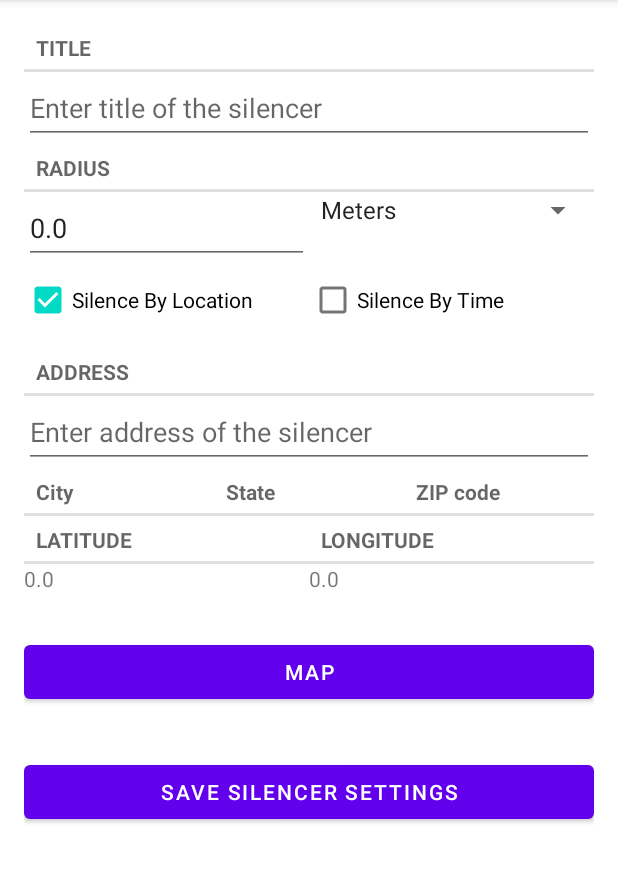
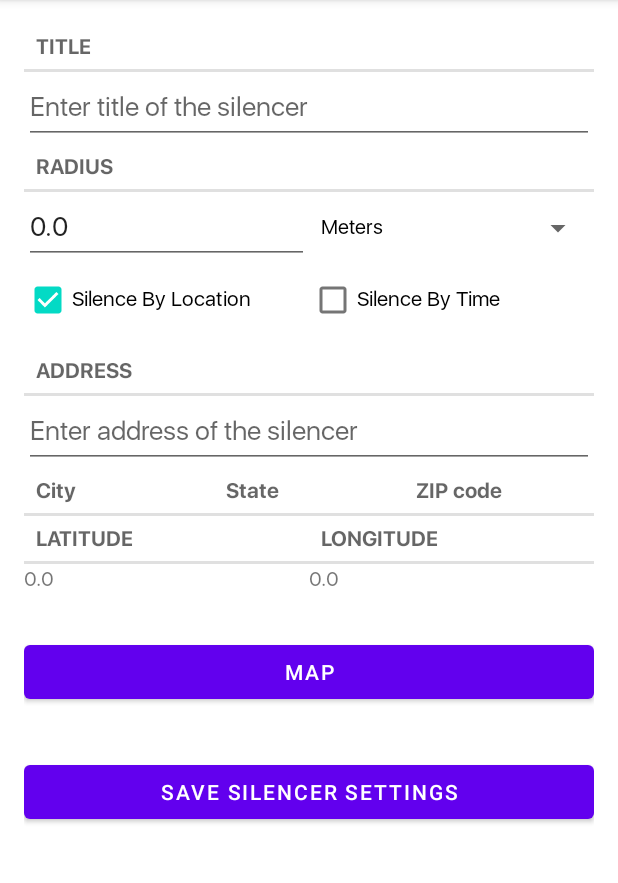
Before and after one commit to AlphaMiyaL/Location_Silencer, an Android app: the fragment SilencerFragment placed in its activity, on a phone screen of 412 x 824 dp, the part 84-967 px from its top. Run offline under Robolectric (Android 15) with nearby library versions, the phone set to English and light mode, and no system bars; our stand-ins replace AdMob, Room's generated code; 2 statements that could not run were skipped.

Commit message:
font changed; custom spinner; groups fixed

```diff
--- a/app/build.gradle
+++ b/app/build.gradle
@@ -10,7 +10,7 @@ android {
 
     defaultConfig {
         applicationId "com.alphamiyal.locationsilencer"
-        minSdk 21
+        minSdk 26
         targetSdk 32
         versionCode 1
         versionName "1.0"
--- a/app/src/main/java/com/alphamiyal/locationsilencer/SilencerFragment.kt
+++ b/app/src/main/java/com/alphamiyal/locationsilencer/SilencerFragment.kt
@@ -161,7 +161,7 @@ class SilencerFragment: Fragment(), TimePickerFragment.Callbacks {
         }
 
         val units = resources.getStringArray(R.array.units)
-        val adapter = context?.let { ArrayAdapter(it, android.R.layout.simple_spinner_item, units) }
+        val adapter = context?.let { ArrayAdapter(it, R.layout.custom_spinner_dropdown, units) }
         unitDropdown.adapter = adapter
 
         unitDropdown.onItemSelectedListener = object :
--- /dev/null
+++ b/app/src/main/res/font/sf.xml
@@ -0,0 +1,15 @@
+<?xml version="1.0" encoding="utf-8"?>
+<font-family xmlns:android="http://schemas.android.com/apk/res/android">
+    <font
+        android:fontStyle="normal"
+        android:fontWeight="400"
+        android:font="@font/sf_regular" />
+    <font
+        android:fontStyle="italic"
+        android:fontWeight="400"
+        android:font="@font/sf_italic" />
+    <font
+        android:fontStyle="normal"
+        android:fontWeight="700"
+        android:font="@font/sf_bold" />
+</font-family>
--- /dev/null
+++ b/app/src/main/res/layout/custom_spinner_dropdown.xml
@@ -0,0 +1,12 @@
+<?xml version="1.0" encoding="utf-8"?>
+<TextView xmlns:android="http://schemas.android.com/apk/res/android"
+    android:id="@+id/text1"
+    style="?attr/spinnerDropDownItemStyle"
+    android:layout_width="match_parent"
+    android:layout_height="?attr/dropdownListPreferredItemHeight"
+    android:ellipsize="marquee"
+    android:fontFamily="@font/sf"
+    android:singleLine="true"
+    android:textAlignment="textStart"
+    android:textSize="14sp">
+</TextView>
--- a/app/src/main/res/layout/fragment_silencer.xml
+++ b/app/src/main/res/layout/fragment_silencer.xml
@@ -16,6 +16,7 @@
             style="?android:listSeparatorTextViewStyle"
             android:layout_width="match_parent"
             android:layout_height="wrap_content"
+            android:fontFamily="@font/sf"
             android:text="@string/silencer_title_label"
             app:layout_constraintEnd_toEndOf="parent"
             app:layout_constraintStart_toStartOf="parent"
@@ -25,6 +26,7 @@
             android:id="@+id/silencer_title"
             android:layout_width="match_parent"
             android:layout_height="wrap_content"
+            android:fontFamily="@font/sf"
             android:hint="@string/silencer_title_hint"
             android:minHeight="48dp"
             app:layout_constraintEnd_toEndOf="parent"
@@ -38,6 +40,7 @@
             style="?android:listSeparatorTextViewStyle"
             android:layout_width="match_parent"
             android:layout_height="0dp"
+            android:fontFamily="@font/sf"
             android:text="@string/silencer_radius_label"
             app:layout_constraintEnd_toEndOf="parent"
             app:layout_constraintStart_toStartOf="parent"
@@ -48,6 +51,7 @@
             android:id="@+id/silencer_radius"
             android:layout_width="0dp"
             android:layout_height="wrap_content"
+            android:fontFamily="@font/sf"
             android:hint="@string/silencer_radius_hint"
             android:inputType="numberDecimal"
             android:minHeight="48dp"
@@ -60,6 +64,7 @@
             android:id="@+id/units"
             android:layout_width="0dp"
             android:layout_height="wrap_content"
+            android:minHeight="48dp"
             android:spinnerMode="dropdown"
             android:textSize="30dp"
             app:layout_constraintEnd_toEndOf="parent"
@@ -70,6 +75,7 @@
             android:id="@+id/loc_checkbox"
             android:layout_width="0dp"
             android:layout_height="wrap_content"
+            android:fontFamily="@font/sf"
             android:text="Silence By Location"
             app:layout_constraintEnd_toStartOf="@+id/time_checkbox"
             app:layout_constraintStart_toStartOf="parent"
@@ -79,6 +85,7 @@
             android:id="@+id/time_checkbox"
             android:layout_width="0dp"
             android:layout_height="wrap_content"
+            android:fontFamily="@font/sf"
             android:text="Silence By Time"
             app:layout_constraintEnd_toEndOf="parent"
             app:layout_constraintStart_toEndOf="@+id/loc_checkbox"
@@ -89,6 +96,7 @@
             style="?android:listSeparatorTextViewStyle"
             android:layout_width="match_parent"
             android:layout_height="wrap_content"
+            android:fontFamily="@font/sf"
             android:layout_marginTop="8dp"
             android:text="@string/silencer_address_label"
             app:layout_constraintEnd_toEndOf="parent"
@@ -99,6 +107,7 @@
             android:id="@+id/silencer_address"
             android:layout_width="match_parent"
             android:layout_height="wrap_content"
+            android:fontFamily="@font/sf"
             android:ems="10"
             android:hint="@string/silencer_address_hint"
             android:inputType="textPostalAddress"
@@ -113,6 +122,7 @@
             style="?android:listSeparatorTextViewStyle"
             android:layout_width="0dp"
             android:layout_height="wrap_content"
+            android:fontFamily="@font/sf"
             android:hint="@string/silencer_city_hint"
             app:layout_constraintEnd_toStartOf="@+id/silencer_state"
             app:layout_constraintStart_toStartOf="parent"
@@ -125,6 +135,7 @@
             style="?android:listSeparatorTextViewStyle"
             android:layout_width="0dp"
             android:layout_height="wrap_content"
+            android:fontFamily="@font/sf"
             android:hint="@string/silencer_state_hint"
             app:layout_constraintStart_toEndOf="@id/silencer_city"
             app:layout_constraintEnd_toStartOf="@+id/silencer_zipcode"
@@ -137,6 +148,7 @@
             style="?android:listSeparatorTextViewStyle"
             android:layout_width="0dp"
             android:layout_height="wrap_content"
+            android:fontFamily="@font/sf"
             android:hint="@string/silencer_zipcode_hint"
             app:layout_constraintStart_toEndOf="@id/silencer_state"
             app:layout_constraintEnd_toEndOf="parent"
@@ -149,6 +161,7 @@
             style="?android:listSeparatorTextViewStyle"
             android:layout_width="0dp"
             android:layout_height="wrap_content"
+            android:fontFamily="@font/sf"
             android:text="@string/silencer_latitude_label"
             app:layout_constraintEnd_toStartOf="@+id/longitudeTextView"
             app:layout_constraintStart_toStartOf="parent"
@@ -158,6 +171,7 @@
             android:id="@+id/silencer_latitude"
             android:layout_width="0dp"
             android:layout_height="wrap_content"
+            android:fontFamily="@font/sf"
             android:minHeight="48dp"
             app:layout_constraintEnd_toStartOf="@id/silencer_longitude"
             app:layout_constraintStart_toStartOf="parent"
@@ -169,6 +183,7 @@
             style="?android:listSeparatorTextViewStyle"
             android:layout_width="0dp"
             android:layout_height="wrap_content"
+            android:fontFamily="@font/sf"
             android:text="@string/silencer_longitude_label"
             app:layout_constraintEnd_toEndOf="parent"
             app:layout_constraintStart_toEndOf="@id/latitudeTextView"
@@ -178,6 +193,7 @@
             android:id="@+id/silencer_longitude"
             android:layout_width="0dp"
             android:layout_height="wrap_content"
+            android:fontFamily="@font/sf"
             android:minHeight="48dp"
             app:layout_constraintEnd_toEndOf="parent"
             app:layout_constraintStart_toEndOf="@+id/silencer_latitude"
@@ -198,6 +214,7 @@
             style="?android:listSeparatorTextViewStyle"
             android:layout_width="0dp"
             android:layout_height="wrap_content"
+            android:fontFamily="@font/sf"
             android:layout_marginTop="8dp"
             android:text="@string/silencer_start_time"
             app:layout_constraintEnd_toStartOf="@+id/end_time"
@@ -209,6 +226,7 @@
             style="?android:listSeparatorTextViewStyle"
             android:layout_width="0dp"
             android:layout_height="wrap_content"
+            android:fontFamily="@font/sf"
             android:layout_marginTop="8dp"
             android:text="@string/silencer_end_time"
             app:layout_constraintEnd_toEndOf="parent"
@@ -219,6 +237,7 @@
             android:id="@+id/silencer_time_start"
             android:layout_width="0dp"
             android:layout_height="wrap_content"
+            android:fontFamily="@font/sf"
             app:layout_constraintEnd_toStartOf="@+id/timeTo"
             app:layout_constraintStart_toStartOf="parent"
             app:layout_constraintTop_toBottomOf="@+id/start_time"
@@ -229,6 +248,7 @@
             style="?android:listSeparatorTextViewStyle"
             android:layout_width="wrap_content"
             android:layout_height="wrap_content"
+            android:fontFamily="@font/sf"
             android:layout_marginTop="8dp"
             android:layout_marginEnd="8dp"
             android:text="@string/silencer_time_to"
@@ -240,6 +260,7 @@
             android:id="@+id/silencer_time_end"
             android:layout_width="0dp"
             android:layout_height="wrap_content"
+            android:fontFamily="@font/sf"
             app:layout_constraintEnd_toEndOf="parent"
             app:layout_constraintStart_toEndOf="@+id/timeTo"
             app:layout_constraintTop_toBottomOf="@+id/end_time"
@@ -273,7 +294,9 @@
             android:layout_width="wrap_content"
             android:layout_height="wrap_content"
             android:visibility="visible"
-            app:constraint_referenced_ids="button_id,silencer_latitude,longitudeTextView,silencer_address,latitudeTextView,addressTextView,silencer_longitude"
+            app:constraint_referenced_ids="button_id,silencer_latitude,longitudeTextView,
+            silencer_address,latitudeTextView,addressTextView,silencer_longitude, silencer_city,
+            silencer_state, silencer_zipcode"
             app:layout_constraintStart_toStartOf="parent"
             app:layout_constraintTop_toTopOf="parent" />
 
@@ -282,7 +305,8 @@
             android:layout_width="wrap_content"
             android:layout_height="wrap_content"
             android:visibility="visible"
-            app:constraint_referenced_ids="end_time,timeTo,start_time,silencer_time_start,silencer_time_end"
+            app:constraint_referenced_ids="end_time,timeTo,start_time,silencer_time_start,
+            silencer_time_end"
             app:layout_constraintStart_toStartOf="parent"
             app:layout_constraintTop_toTopOf="parent" />
 
--- a/app/src/main/res/layout/list_item_silencer.xml
+++ b/app/src/main/res/layout/list_item_silencer.xml
@@ -8,6 +8,8 @@
         android:id="@+id/silencer_title"
         android:layout_width="0dp"
         android:layout_height="wrap_content"
+        android:fontFamily="@font/sf"
+        android:textStyle="bold"
         android:layout_marginStart="8dp"
         android:layout_marginTop="16dp"
         android:text="@string/silencer_title"
@@ -22,6 +24,7 @@
         android:id="@+id/silencer_address"
         android:layout_width="0dp"
         android:layout_height="wrap_content"
+        android:fontFamily="@font/sf_italic"
         android:layout_marginStart="8dp"
         android:text="@string/silencer_address"
         app:layout_constraintEnd_toStartOf="@+id/onOff"
```
Also changed, not shown: app/src/main/res/font/comic_sans.xml (added, +11 -0 lines), app/src/main/res/layout/fragment_permissions.xml (+21 -5 lines), app/src/main/res/font-v26/comic_sans_bold.ttf (added), app/src/main/res/font-v26/comic_sans_regular.ttf (added), app/src/main/res/font-v26/sf_bold.ttf (added), app/src/main/res/font-v26/sf_italic.otf (added), app/src/main/res/font-v26/sf_regular.otf (added).
